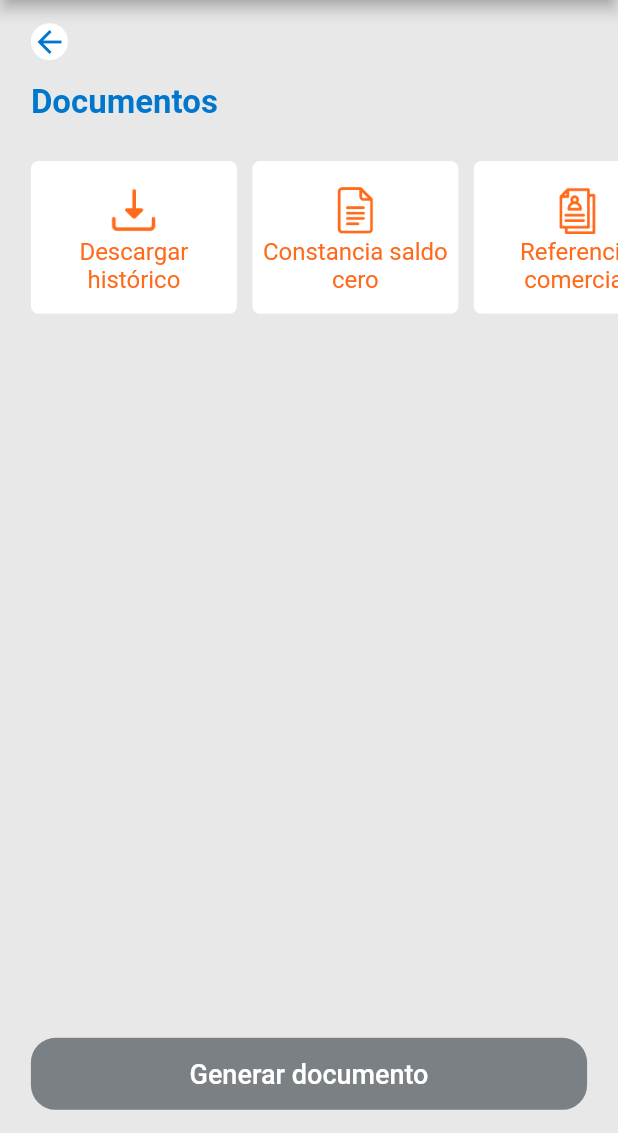
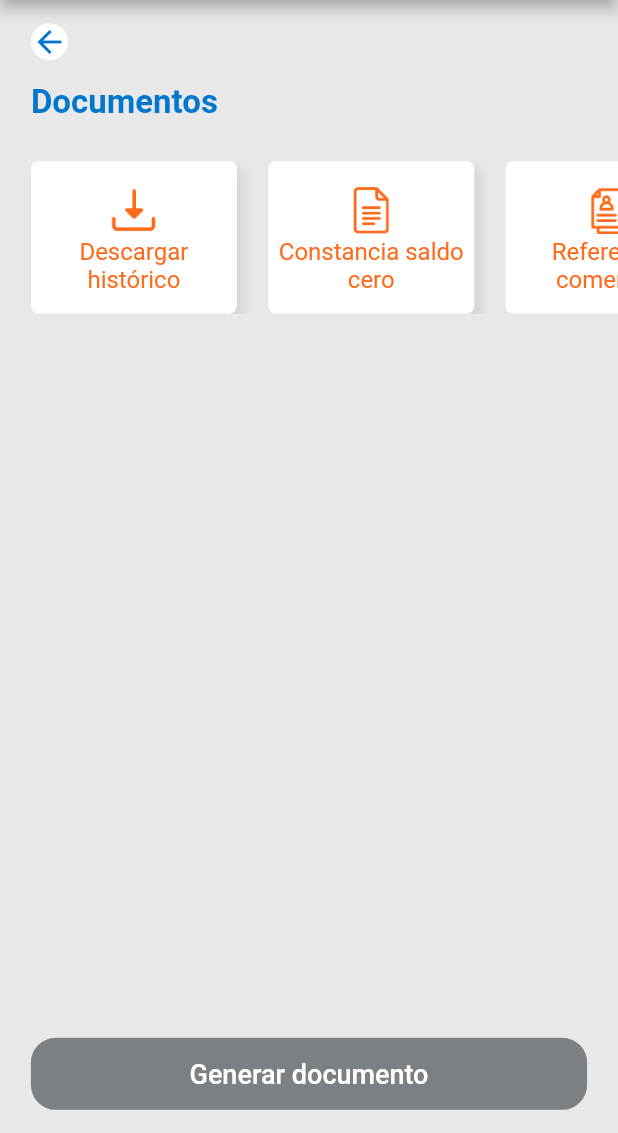
Before and after one commit to alvarohurtadobo/bankcredit, a Flutter app: the DocumentsPage screen opened by its route, on a phone screen of 412 x 824 dp, the part 103-1236 px from its top. Run offline on Flutter 3.47's test engine with Material 2 defaults, Android fonts, the phone set to English and light mode, and no system bars; our stand-ins replace image_picker, local_auth, open_file, shared_preferences, youtube_player_flutter; accounts and stored records are empty; network calls fail.

Commit message:
sombreadox box

```diff
--- a/lib/bank/ui/documentsPage.dart
+++ b/lib/bank/ui/documentsPage.dart
@@ -95,7 +95,7 @@ class _DocumentsPageState extends State<DocumentsPage> {
               ),
               carousel(),
               SizedBox(
-                height: 3 * Sizes.boxSeparation,
+                height: 4 * Sizes.boxSeparation,
               ),
               currentType >= 1 ? form() : Container(),
               Expanded(
@@ -339,10 +339,13 @@ class _DocumentsPageState extends State<DocumentsPage> {
         children: [
           SizedBox(width: Sizes.padding),
           reportButton(0),
+          SizedBox(width: Sizes.padding - 10),
           reportButton(1),
+          SizedBox(width: Sizes.padding - 10),
           reportButton(2),
+          SizedBox(width: Sizes.padding - 10),
           reportButton(3),
-          SizedBox(width: Sizes.padding),
+          SizedBox(width: Sizes.padding - 10),
         ],
       ),
     );
@@ -411,6 +414,13 @@ class _DocumentsPageState extends State<DocumentsPage> {
         margin: EdgeInsets.only(right: 2 * Sizes.boxSeparation),
         padding: EdgeInsets.symmetric(vertical: Sizes.boxSeparation),
         decoration: BoxDecoration(
+            boxShadow: [
+              BoxShadow(
+                color: Colors.grey[850]!.withOpacity(0.1),
+                offset: const Offset(5, 5),
+                blurRadius: 5,
+              )
+            ],
             color: amSelected ? const Color(0xffFF6A1B) : Colors.white,
             borderRadius: BorderRadius.all(
               Radius.circular(Sizes.boxSeparation),
--- a/lib/user/ui/profile.dart
+++ b/lib/user/ui/profile.dart
@@ -54,6 +54,7 @@ class _ProfilePageState extends State<ProfilePage> {
     // print("Building with pic url ${currentUser.pictureUrl}");
     return Scaffold(
       appBar: myAppBar(context),
+      // para dibujas o no la flecha en el appbar
       // drawer: MyDrawer(),
       body: Container(
         color: const Color(0xffF2F2F2),
```
Also changed, not shown: 3 other files.
